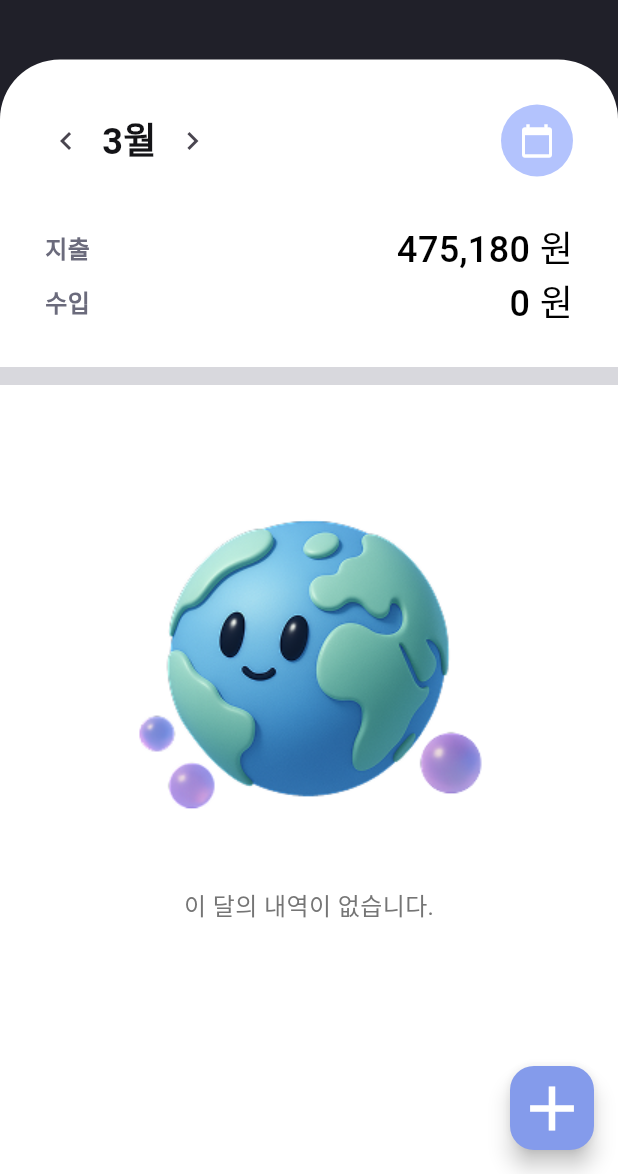
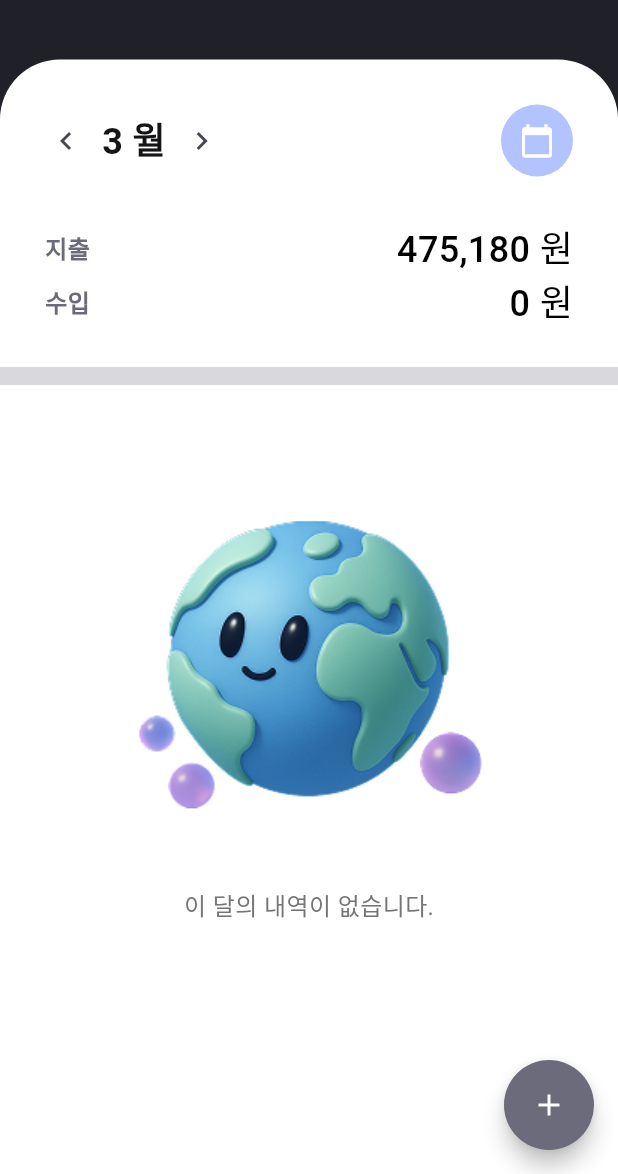
Before and after one commit to kgu-moneyplanet/moneyplanet-FE, a Flutter app: the DiaryScreen screen opened directly, after a tap on the "chevron left" icon, on a phone screen of 412 x 824 dp, the part 62-1236 px from its top. Run offline on Flutter 3.47's test engine with Material 3 defaults, Android fonts, the phone set to English and light mode, and no system bars; drawn by our look-alikes of flutter_speed_dial; Roboto replaces fonts that are missing (Pretendard).

Commit message:
[Feat] #22 - floatingDialButton

```diff
--- /dev/null
+++ b/lib/global/components/floating_dial_button.dart
@@ -0,0 +1,51 @@
+import 'package:flutter/material.dart';
+import 'package:flutter_speed_dial/flutter_speed_dial.dart';
+import 'package:money_planet/global/theme/colors.dart';
+import 'package:money_planet/presentaion/register/view/register_screen.dart';
+
+import '../../presentaion/register/view/register_ocr_screen.dart';
+
+SpeedDial floatingDialButton(BuildContext context) {
+  return SpeedDial(
+    animatedIcon: AnimatedIcons.add_event,
+    backgroundColor: neutral_400,
+    overlayColor: Colors.black,
+    overlayOpacity: 0.5,
+    spacing: 12,
+    spaceBetweenChildren: 12,
+    foregroundColor: Colors.white,
+    buttonSize: Size(60, 60),
+    children: [
+      SpeedDialChild(
+        child: const Icon(Icons.receipt_long, color: Colors.white),
+        backgroundColor: Colors.blue[200],
+        label: '붙여넣기',
+        onTap:
+            () => Navigator.push(
+              context,
+              MaterialPageRoute(builder: (_) => RegisterScreen()),
+            ),
+      ),
+      SpeedDialChild(
+        child: const Icon(Icons.camera_alt, color: Colors.white),
+        backgroundColor: Colors.blue[200],
+        label: '영수증 촬영',
+        onTap:
+            () => Navigator.push(
+              context,
+              MaterialPageRoute(builder: (_) => RegisterOcrScreen()),
+            ),
+      ),
+      SpeedDialChild(
+        child: const Icon(Icons.edit, color: Colors.white),
+        backgroundColor: Colors.blue[200],
+        label: '직접 작성',
+        onTap:
+            () => Navigator.push(
+              context,
+              MaterialPageRoute(builder: (_) => RegisterScreen()),
+            ),
+      ),
+    ],
+  );
+}
--- a/lib/presentaion/diary/view/diary_screen.dart
+++ b/lib/presentaion/diary/view/diary_screen.dart
@@ -1,12 +1,11 @@
-// TODO: - 코드 정리 필요
-
 import 'package:flutter/material.dart';
-import 'package:intl/intl.dart';
 import 'package:money_planet/presentaion/diary/view/diary_list_screen.dart';
 import 'package:money_planet/presentaion/diary/view/empty_diary_screen.dart';
+import 'package:money_planet/presentaion/diary/viewModel/diary_viewModel.dart';
 import 'package:money_planet/presentaion/register/view/register_ocr_screen.dart';
 import 'package:money_planet/presentaion/register/view/register_screen.dart';
 
+import '../../../global/components/floating_dial_button.dart';
 import '../../../global/theme/colors.dart';
 import '../../../global/theme/textStyles.dart';
 import '../model/diary_model.dart';
@@ -19,27 +18,24 @@ class DiaryScreen extends StatefulWidget {
 }
 
 class _DiaryScreenState extends State<DiaryScreen> {
-  int selectedMonth = DateTime.now().month;
-  String selectedView = 'Daily';
+  var viewModel = DiaryViewModel();
 
   @override
   Widget build(BuildContext context) {
+    int selectedMonth = viewModel.selectedMonth;
+
     // 필터링된 데이터만 가져오기
     final filteredData =
         DiaryMockData.where(
-          (item) => item.date.month == selectedMonth,
+          (item) => item.date.month == viewModel.selectedMonth,
         ).toList();
 
     // 날짜별로 그룹핑된 Map 생성
-    final groupedData = groupByDate(filteredData);
+    final groupedData = viewModel.groupByDate(filteredData);
 
     return Scaffold(
       backgroundColor: neutral_900,
-      floatingActionButton: FloatingActionButton(
-        onPressed: () => onTapWriteDiaryButton(context), // context 꼭 전달!
-        backgroundColor: primary_400,
-        child: Icon(Icons.add, color: Colors.white, size: 50),
-      ),
+      floatingActionButton: floatingDialButton(context),
       body: SafeArea(
         child: SingleChildScrollView(
           child: Column(
@@ -114,7 +110,7 @@ class _DiaryScreenState extends State<DiaryScreen> {
                                 icon: const Icon(Icons.chevron_left),
                               ),
                               Text(
-                                "$selectedMonth월",
+                                "$selectedMonth 월",
                                 style: customTextStyle(
                                   fontFamily: Pretendard_Semibold_24,
                                   color: neutral_1100,
@@ -152,10 +148,12 @@ class _DiaryScreenState extends State<DiaryScreen> {
                       ),
                     ),
 
-                    // 지출
+                    // 지출, 수입
                     Padding(
                       padding: const EdgeInsets.symmetric(horizontal: 20),
-                      child: Row(
+                      child: Column(
+                        children: [
+                          Row(
                             children: [
                               SizedBox(width: 10),
                               Text(
@@ -176,12 +174,7 @@ class _DiaryScreenState extends State<DiaryScreen> {
                               SizedBox(width: 10),
                             ],
                           ),
-                    ),
-
-                    // 수입
-                    Padding(
-                      padding: const EdgeInsets.symmetric(horizontal: 20),
-                      child: Row(
+                          Row(
                             children: [
                               SizedBox(width: 10),
                               Text(
@@ -200,6 +193,8 @@ class _DiaryScreenState extends State<DiaryScreen> {
                                 ),
                               ),
                               SizedBox(width: 10),
+                            ],
+                          ),
                         ],
                       ),
                     ),
@@ -238,11 +233,11 @@ class _DiaryScreenState extends State<DiaryScreen> {
                                       onPressed: () => changeView(viewType),
                                       style: ElevatedButton.styleFrom(
                                         backgroundColor:
-                                            selectedView == viewType
+                                            viewModel.selectedView == viewType
                                                 ? primary_400
                                                 : primary_050,
                                         foregroundColor:
-                                            selectedView == viewType
+                                        viewModel.selectedView == viewType
                                                 ? Colors.white
                                                 : primary_400,
                                         shape: RoundedRectangleBorder(
@@ -280,124 +275,18 @@ class _DiaryScreenState extends State<DiaryScreen> {
     );
   }
 
-  void changeMonth(int delta) {
+  void changeView(String view) {
     setState(() {
-      selectedMonth += delta;
-      if (selectedMonth < 1) selectedMonth = 1;
-      if (selectedMonth > 12) selectedMonth = 12;
+      viewModel.selectedView = view;
     });
   }
 
-  void changeView(String view) {
+  void changeMonth(int delta) {
     setState(() {
-      selectedView = view;
+      viewModel.selectedMonth += delta;
+      if (viewModel.selectedMonth < 1) viewModel.selectedMonth = 1;
+      if (viewModel.selectedMonth > 12) viewModel.selectedMonth = 12;
     });
   }
 
-  // 날짜별로 그룹핑한 Map 생성 함수
-  Map<String, List<DiaryModel>> groupByDate(List<DiaryModel> data) {
-    Map<String, List<DiaryModel>> grouped = {};
-
-    for (var item in data) {
-      final dateKey = DateFormat('yyyy-MM-dd').format(item.date);
-      grouped.putIfAbsent(dateKey, () => []).add(item);
 }
-
-    // 최신 날짜가 위에 오도록 정렬
-    final sortedEntries =
-        grouped.entries.toList()..sort((a, b) => b.key.compareTo(a.key));
-
-    return Map.fromEntries(sortedEntries);
-  }
-
-  //하단에 + 플로팅버튼 클릭시 이벤트
-  Future onTapWriteDiaryButton(BuildContext context) {
-    return showModalBottomSheet(
-      context: context,
-      backgroundColor: Colors.white,
-      isScrollControlled: true,
-      showDragHandle: true,
-      shape: RoundedRectangleBorder(borderRadius: BorderRadius.circular(20)),
-      builder: (context) {
-        return Padding(
-          padding: const EdgeInsets.all(24.0),
-          child: SizedBox(
-            height: 300,
-            child: Column(
-              mainAxisAlignment: MainAxisAlignment.center,
-              children: [
-                Wrap(
-                  spacing: 30,
-                  runSpacing: 20,
-                  alignment: WrapAlignment.center,
-                  children: [
-                    tapFloatingActionButton(
-                      icon: Icons.receipt_long,
-                      label: '영수증 등록',
-                      onTap: () {
-                        Navigator.pop(context); // 바텀시트 닫기
-                        Navigator.push(
-                          context,
-                          MaterialPageRoute(builder: (_) => RegisterScreen()),
-                        );
-                      },
-                    ),
-                    tapFloatingActionButton(
-                      icon: Icons.camera_alt,
-                      label: '사진 촬영',
-                      onTap: () {
-                        Navigator.pop(context);
-                        Navigator.push(
-                          context,
-                          MaterialPageRoute(
-                            builder: (_) => RegisterOcrScreen(),
-                          ),
-                        );
-                      },
-                    ),
-                    tapFloatingActionButton(
-                      icon: Icons.edit,
-                      label: '직접 작성',
-                      onTap: () {
-                        Navigator.pop(context);
-                        Navigator.push(
-                          context,
-                          MaterialPageRoute(builder: (_) => RegisterScreen()),
-                        );
-                      },
-                    ),
-                  ],
-                ),
-              ],
-            ),
-          ),
-        );
-      },
-    );
-  }
-
-  Widget tapFloatingActionButton({
-    required IconData icon,
-    required String label,
-    required VoidCallback onTap,
-  }) {
-    return Column(
-      children: [
-        GestureDetector(
-          onTap: onTap,
-          child: Container(
-            width: 70,
-            height: 70,
-            decoration: BoxDecoration(
-              shape: BoxShape.circle,
-              color: Colors.blue[200],
-            ),
-            child: Icon(icon, size: 30, color: Colors.white),
-          ),
-        ),
-        const SizedBox(height: 8),
-        Text(label, style: TextStyle(fontSize: 12)),
-      ],
-    );
-  }
-}
--- a/lib/presentaion/diary/viewModel/diary_viewModel.dart
+++ b/lib/presentaion/diary/viewModel/diary_viewModel.dart
@@ -1,6 +1,28 @@
 import 'package:flutter/material.dart';
+import 'package:intl/intl.dart';
+
+import '../model/diary_model.dart';
 
 class DiaryViewModel {
+  int selectedMonth = DateTime.now().month;
+  String selectedView = 'Daily';
+
+  // 날짜별로 그룹핑한 Map 생성 함수
+  Map<String, List<DiaryModel>> groupByDate(List<DiaryModel> data) {
+    Map<String, List<DiaryModel>> grouped = {};
+
+    for (var item in data) {
+      final dateKey = DateFormat('yyyy-MM-dd').format(item.date);
+      grouped.putIfAbsent(dateKey, () => []).add(item);
+    }
+
+    // 최신 날짜가 위에 오도록 정렬
+    final sortedEntries =
+    grouped.entries.toList()..sort((a, b) => b.key.compareTo(a.key));
+
+    return Map.fromEntries(sortedEntries);
+  }
+
 
 
 }
--- a/pubspec.yaml
+++ b/pubspec.yaml
@@ -35,6 +35,7 @@ dependencies:
   # Use with the CupertinoIcons class for iOS style icons.
   cupertino_icons: ^1.0.8
   intl: ^0.20.2
+  flutter_speed_dial: ^7.0.0
 
 dev_dependencies:
   flutter_test:
```
Lines whose indentation alone changed are shown as unchanged.
